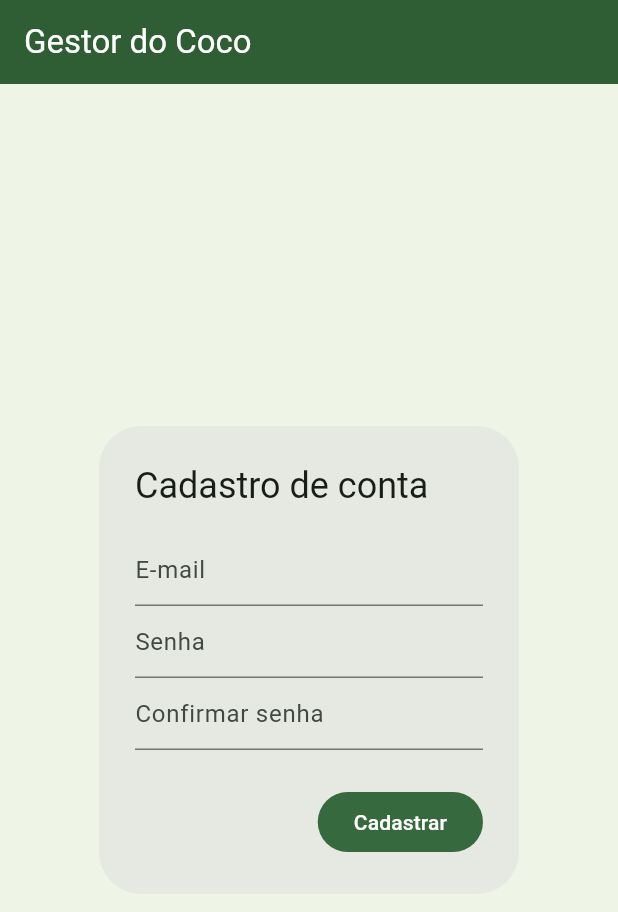
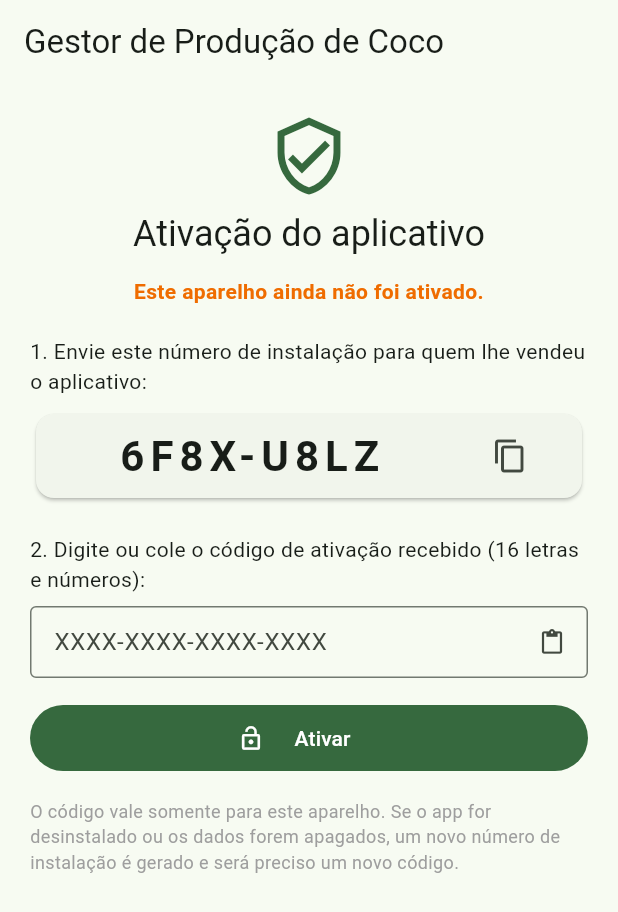
Before and after one commit to itamartrairi/gestor-producao-coco, a Flutter app: the screen it shows after launch, on a phone screen of 412 x 824 dp. Shown: the top 912 px of the screen. Run offline on Flutter 3.47's test engine with Material 3 defaults, Android fonts, the phone set to English and light mode, and no system bars; our stand-ins replace file_picker, image_picker, pdf, printing, sqflite; missing offline and left inert: cryptography; accounts and stored records are empty.

Commit message:
Ativação por código: licença por aparelho com prazo de validade
O app mostra um número de instalação e só abre com um código de 16
caracteres gerado pelo vendedor (HMAC-SHA256 com a chave do app e a
validade embutida), conferido sem internet. Aviso de vencimento,
renovação em Mais › Licença e proteção contra voltar a data do aparelho.

Co-Authored-By: Claude Opus 5.5 <noreply@anthropic.com>
Claude-Session: https://claude.ai/code/session_01NgffusW62Prgh4xfzQ318S

```diff
--- /dev/null
+++ b/lib/core/licenca.dart
@@ -0,0 +1,215 @@
+import 'dart:convert';
+import 'dart:io';
+import 'dart:math';
+
+import 'package:cryptography/cryptography.dart';
+import 'package:path_provider/path_provider.dart';
+
+import 'licenca_config.dart';
+
+/// Códigos de ativação por aparelho, com prazo de validade, conferidos sem
+/// internet.
+///
+/// Cada instalação gera um **número de instalação** aleatório (8 letras/números).
+/// O vendedor do app gera, na página geradora, um **código de ativação** de 16
+/// caracteres a partir de: id do app + número de instalação + validade. O código
+/// leva a validade (dias desde 01/01/2025) e uma assinatura HMAC‑SHA256 com a
+/// chave secreta do app; por isso não funciona em outro aparelho, em outro app,
+/// nem com a validade alterada.
+class CodigoLicenca {
+  CodigoLicenca._();
+
+  static const alfabeto = 'ABCDEFGHJKLMNPQRSTUVWXYZ23456789';
+  static final epoch = DateTime.utc(2025, 1, 1);
+
+  /// Valor de dias que significa "sem prazo".
+  static const permanente = 65535;
+
+  /// Mantém só os caracteres válidos, em maiúsculas.
+  static String normalizar(String s) =>
+      s.toUpperCase().split('').where((c) => alfabeto.contains(c)).join();
+
+  /// Formata em grupos de 4: ABCD-EFGH-…
+  static String formatar(String s) {
+    final n = normalizar(s);
+    final partes = <String>[];
+    for (var i = 0; i < n.length; i += 4) {
+      partes.add(n.substring(i, min(i + 4, n.length)));
+    }
+    return partes.join('-');
+  }
+
+  static int diasDe(DateTime data) =>
+      DateTime.utc(data.year, data.month, data.day).difference(epoch).inDays;
+
+  static DateTime dataDe(int dias) => epoch.add(Duration(days: dias));
+
+  static String _base32(List<int> bytes) {
+    var bits = 0, valor = 0;
+    final out = StringBuffer();
+    for (final b in bytes) {
+      valor = (valor << 8) | b;
+      bits += 8;
+      while (bits >= 5) {
+        out.write(alfabeto[(valor >> (bits - 5)) & 31]);
+        bits -= 5;
+      }
+    }
+    if (bits > 0) out.write(alfabeto[(valor << (5 - bits)) & 31]);
+    return out.toString();
+  }
+
+  static List<int>? _deBase32(String s) {
+    var bits = 0, valor = 0;
+    final out = <int>[];
+    for (final c in s.split('')) {
+      final i = alfabeto.indexOf(c);
+      if (i < 0) return null;
+      valor = ((valor << 5) | i) & 0xFFFF;
+      bits += 5;
+      if (bits >= 8) {
+        out.add((valor >> (bits - 8)) & 255);
+        bits -= 8;
+      }
+    }
+    return out;
+  }
+
+  static Future<List<int>> _assinatura(String appId, List<int> chave, String instalacao, int dias) async {
+    final msg = utf8.encode('$appId|${normalizar(instalacao)}|$dias');
+    final mac = await Hmac.sha256().calculateMac(msg, secretKey: SecretKey(chave));
+    return mac.bytes.sublist(0, 8);
+  }
+
+  /// Gera o código (mesmo algoritmo da página geradora).
+  static Future<String> gerar({
+    required String appId,
+    required List<int> chave,
+    required String instalacao,
+    required int dias,
+  }) async {
+    if (dias < 0 || dias > permanente) throw ArgumentError('Validade inválida');
+    final sig = await _assinatura(appId, chave, instalacao, dias);
+    return formatar(_base32([dias >> 8, dias & 255, ...sig]));
+  }
+
+  /// Confere o código. Devolve a data de validade (último dia válido) ou null
+  /// se o código não for deste app/aparelho.
+  static Future<DateTime?> validar({
+    required String appId,
+    required List<int> chave,
+    required String instalacao,
+    required String codigo,
+  }) async {
+    final n = normalizar(codigo);
+    if (n.length != 16) return null;
+    final bytes = _deBase32(n);
+    if (bytes == null || bytes.length < 10) return null;
+    final dias = (bytes[0] << 8) | bytes[1];
+    final esperado = await _assinatura(appId, chave, instalacao, dias);
+    var dif = 0;
+    for (var i = 0; i < 8; i++) {
+      dif |= esperado[i] ^ bytes[2 + i];
+    }
+    if (dif != 0) return null;
+    return dias == permanente ? DateTime.utc(9999, 12, 31) : dataDe(dias);
+  }
+}
+
+class StatusLicenca {
+  StatusLicenca({required this.instalacao, this.validade, this.relogioAtrasado = false});
+  final String instalacao;
+  /// Último dia válido (null = nunca ativado).
+  final DateTime? validade;
+  final bool relogioAtrasado;
+
+  bool get permanente => validade != null && validade!.year >= 9999;
+  int get diasRestantes {
+    if (validade == null) return -1;
+    final h = DateTime.now();
+    return validade!.difference(DateTime.utc(h.year, h.month, h.day)).inDays;
+  }
+
+  bool get valida => validade != null && !relogioAtrasado && diasRestantes >= 0;
+  bool get vencendo => valida && !permanente && diasRestantes <= 7;
+}
+
+/// Licença guardada no aparelho (fora do banco: não vai no backup nem é
+/// copiada para outro celular).
+class LicencaLocal {
+  LicencaLocal._();
+
+  static Future<File> _arquivo() async {
+    final pasta = await getApplicationSupportDirectory();
+    return File('${pasta.path}/licenca_v1.json');
+  }
+
+  static Future<Map<String, dynamic>> _ler() async {
+    final f = await _arquivo();
+    if (await f.exists()) {
+      try {
+        return Map<String, dynamic>.from(jsonDecode(await f.readAsString()) as Map);
+      } catch (_) {}
+    }
+    return {};
+  }
+
+  static Future<void> _gravar(Map<String, dynamic> dados) async {
+    final f = await _arquivo();
+    await f.parent.create(recursive: true);
+    await f.writeAsString(jsonEncode(dados), flush: true);
+  }
+
+  static String _novaInstalacao() {
+    final r = Random.secure();
+    return List.generate(8, (_) => CodigoLicenca.alfabeto[r.nextInt(32)]).join();
+  }
+
+  static String _hoje() {
+    final h = DateTime.now();
+    return '${h.year.toString().padLeft(4, '0')}-${h.month.toString().padLeft(2, '0')}-${h.day.toString().padLeft(2, '0')}';
+  }
+
+  /// Lê (e cria, na primeira vez) o número de instalação e confere a licença.
+  static Future<StatusLicenca> verificar() async {
+    final d = await _ler();
+    var instalacao = d['instalacao'] as String?;
+    if (instalacao == null || CodigoLicenca.normalizar(instalacao).length != 8) {
+      instalacao = _novaInstalacao();
+      d['instalacao'] = instalacao;
+      await _gravar(d);
+    }
+    final codigo = d['codigo'] as String?;
+    DateTime? validade;
+    if (codigo != null) {
+      validade = await CodigoLicenca.validar(
+          appId: appLicencaId, chave: chaveLicenca, instalacao: instalacao, codigo: codigo);
+    }
+    // Proteção simples contra voltar a data do celular para estender o prazo.
+    final hoje = _hoje();
+    final ultima = d['ultima_data'] as String?;
+    final atrasado = ultima != null && DateTime.parse(hoje).isBefore(DateTime.parse(ultima).subtract(const Duration(days: 1)));
+    if (!atrasado && (ultima == null || hoje.compareTo(ultima) > 0)) {
+      d['ultima_data'] = hoje;
+      await _gravar(d);
+    }
+    return StatusLicenca(instalacao: instalacao, validade: validade, relogioAtrasado: atrasado);
+  }
+
+  /// Ativa/renova com o código recebido. Lança [FormatException] se inválido
+  /// ou vencido.
+  static Future<StatusLicenca> ativar(String codigo) async {
+    final st = await verificar();
+    final validade = await CodigoLicenca.validar(
+        appId: appLicencaId, chave: chaveLicenca, instalacao: st.instalacao, codigo: codigo);
+    if (validade == null) {
+      throw const FormatException('Código inválido para este aparelho. Confira o código e o número de instalação.');
+    }
+    final novo = StatusLicenca(instalacao: st.instalacao, validade: validade, relogioAtrasado: st.relogioAtrasado);
+    if (novo.diasRestantes < 0) throw const FormatException('Este código já está vencido. Peça um código novo.');
+    final d = await _ler();
+    d['codigo'] = CodigoLicenca.formatar(codigo);
+    await _gravar(d);
+    return novo;
+  }
+}
--- /dev/null
+++ b/lib/core/licenca_config.dart
@@ -0,0 +1,21 @@
+/// Configuração dos códigos de ativação deste app.
+/// A chave abaixo é a mesma da página geradora de códigos: não divulgue.
+library;
+
+/// Identificação do app dentro do código (diferente em cada app).
+const appLicencaId = 'COC';
+
+/// Nome mostrado na tela de ativação.
+const appLicencaNome = 'Gestor de Produção de Coco';
+
+/// Contato do vendedor exibido na tela de ativação (ex.: 'WhatsApp (85) 99999-0000').
+/// Deixe vazio para não mostrar.
+const contatoVendedor = '';
+
+/// Chave secreta HMAC-SHA256 (32 bytes).
+const List<int> chaveLicenca = [
+  108, 109, 51, 5, 157, 129, 121, 2,
+  244, 74, 135, 3, 223, 33, 244, 118,
+  89, 230, 148, 162, 232, 187, 172, 50,
+  154, 218, 125, 75, 121, 4, 227, 186,
+];
--- a/lib/main.dart
+++ b/lib/main.dart
@@ -7,6 +7,7 @@ import 'data/db.dart';
 import 'services/base.dart';
 import 'services/demo_service.dart';
 import 'ui/screens/home_screen.dart';
+import 'ui/screens/licenca_screen.dart';
 import 'ui/screens/mais_screen.dart';
 import 'ui/screens/onboarding_screen.dart';
 
@@ -48,7 +49,7 @@ class _GestorAppState extends State<GestorApp> {
           useMaterial3: true,
           inputDecorationTheme: const InputDecorationTheme(isDense: true),
         ),
-        home: const _Inicio(),
+        home: const PortaoLicenca(child: _Inicio()),
       ),
     );
   }
--- /dev/null
+++ b/lib/ui/screens/licenca_screen.dart
@@ -0,0 +1,237 @@
+import 'package:flutter/material.dart';
+import 'package:flutter/services.dart';
+
+import '../../core/licenca.dart';
+import '../../core/licenca_config.dart';
+
+String _dataBr(DateTime d) =>
+    '${d.day.toString().padLeft(2, '0')}/${d.month.toString().padLeft(2, '0')}/${d.year}';
+
+/// Só deixa usar o app com licença válida. Mostra um aviso quando faltam
+/// 7 dias ou menos para vencer.
+class PortaoLicenca extends StatefulWidget {
+  const PortaoLicenca({super.key, required this.child});
+  final Widget child;
+
+  /// Avisa o portão para conferir de novo (após ativar/renovar).
+  static final ValueNotifier<int> reconferir = ValueNotifier(0);
+
+  @override
+  State<PortaoLicenca> createState() => _PortaoLicencaState();
+}
+
+class _PortaoLicencaState extends State<PortaoLicenca> {
+  late Future<StatusLicenca> _status = LicencaLocal.verificar();
+  bool _avisoFechado = false;
+
+  @override
+  void initState() {
+    super.initState();
+    PortaoLicenca.reconferir.addListener(_conferir);
+  }
+
+  @override
+  void dispose() {
+    PortaoLicenca.reconferir.removeListener(_conferir);
+    super.dispose();
+  }
+
+  void _conferir() => setState(() => _status = LicencaLocal.verificar());
+
+  @override
+  Widget build(BuildContext context) => FutureBuilder<StatusLicenca>(
+        future: _status,
+        builder: (context, s) {
+          if (s.hasError) {
+            return Scaffold(body: Center(child: Text('Erro ao conferir a licença: ${s.error}')));
+          }
+          if (!s.hasData) return const Scaffold(body: Center(child: CircularProgressIndicator()));
+          final st = s.data!;
+          if (!st.valida) return LicencaScreen(status: st, bloqueio: true);
+          if (!st.vencendo || _avisoFechado) return widget.child;
+          return Column(children: [
+            Material(
+              color: Colors.orange.shade100,
+              child: SafeArea(
+                bottom: false,
+                child: ListTile(
+                  dense: true,
+                  leading: const Icon(Icons.warning_amber_rounded, color: Colors.deepOrange),
+                  title: Text(st.diasRestantes == 0
+                      ? 'A licença vence hoje.'
+                      : 'A licença vence em ${st.diasRestantes} dia(s), em ${_dataBr(st.validade!)}.'),
+                  subtitle: const Text('Toque para renovar.'),
+                  trailing: IconButton(icon: const Icon(Icons.close), onPressed: () => setState(() => _avisoFechado = true)),
+                  onTap: () => Navigator.of(context).push(MaterialPageRoute(builder: (_) => LicencaScreen(status: st))),
+                ),
+              ),
+            ),
+            Expanded(child: MediaQuery.removePadding(context: context, removeTop: true, child: widget.child)),
+          ]);
+        },
+      );
+}
+
+/// Tela de ativação/renovação: mostra o número de instalação e recebe o código.
+class LicencaScreen extends StatefulWidget {
+  const LicencaScreen({super.key, required this.status, this.bloqueio = false});
+  final StatusLicenca status;
+  final bool bloqueio;
+  @override
+  State<LicencaScreen> createState() => _LicencaScreenState();
+}
+
+class _LicencaScreenState extends State<LicencaScreen> {
+  final _codigo = TextEditingController();
+  bool _ativando = false;
+  String? _erro;
+
+  Future<void> _ativar() async {
+    setState(() {
+      _ativando = true;
+      _erro = null;
+    });
+    try {
+      final st = await LicencaLocal.ativar(_codigo.text);
+      if (!mounted) return;
+      ScaffoldMessenger.of(context).showSnackBar(SnackBar(
+          content: Text(st.permanente ? 'App ativado sem prazo.' : 'App ativado até ${_dataBr(st.validade!)}.')));
+      PortaoLicenca.reconferir.value++;
+      if (!widget.bloqueio && mounted) Navigator.of(context).pop(true);
+    } on FormatException catch (e) {
+      setState(() => _erro = e.message);
+    } catch (e) {
+      setState(() => _erro = 'Erro: $e');
+    } finally {
+      if (mounted) setState(() => _ativando = false);
+    }
+  }
+
+  @override
+  Widget build(BuildContext context) {
+    final st = widget.status;
+    final tema = Theme.of(context);
+    final instalacao = CodigoLicenca.formatar(st.instalacao);
+    String situacao;
+    Color cor;
+    if (st.relogioAtrasado) {
+      situacao = 'A data do celular está anterior à última utilização. Acerte a data e a hora do aparelho.';
+      cor = Colors.red;
+    } else if (st.validade == null) {
+      situacao = 'Este aparelho ainda não foi ativado.';
+      cor = Colors.orange.shade800;
+    } else if (st.diasRestantes < 0) {
+      situacao = 'A licença venceu em ${_dataBr(st.validade!)}. Seus dados estão guardados; renove para continuar.';
+      cor = Colors.red;
+    } else if (st.permanente) {
+      situacao = 'Licença ativa, sem prazo de validade.';
+      cor = Colors.green.shade700;
+    } else {
+      situacao = 'Licença ativa até ${_dataBr(st.validade!)} (${st.diasRestantes} dia(s)).';
+      cor = Colors.green.shade700;
+    }
+    return Scaffold(
+      appBar: AppBar(title: Text(widget.bloqueio ? appLicencaNome : 'Licença do aplicativo'), automaticallyImplyLeading: !widget.bloqueio),
+      body: ListView(padding: const EdgeInsets.all(20), children: [
+        Icon(Icons.verified_user_outlined, size: 56, color: tema.colorScheme.primary),
+        const SizedBox(height: 8),
+        Text(widget.bloqueio ? 'Ativação do aplicativo' : 'Renovar licença',
+            textAlign: TextAlign.center, style: tema.textTheme.headlineSmall),
+        const SizedBox(height: 12),
+        Text(situacao, textAlign: TextAlign.center, style: TextStyle(color: cor, fontWeight: FontWeight.w600)),
+        const SizedBox(height: 20),
+        const Text('1. Envie este número de instalação para quem lhe vendeu o aplicativo:'),
+        const SizedBox(height: 8),
+        Card(
+          child: ListTile(
+            title: SelectableText(instalacao,
+                textAlign: TextAlign.center, style: tema.textTheme.headlineMedium?.copyWith(letterSpacing: 4, fontWeight: FontWeight.bold)),
+            trailing: IconButton(
+              icon: const Icon(Icons.copy),
+              tooltip: 'Copiar',
+              onPressed: () async {
+                await Clipboard.setData(ClipboardData(text: instalacao));
+                if (context.mounted) {
+                  ScaffoldMessenger.of(context).showSnackBar(const SnackBar(content: Text('Número de instalação copiado')));
+                }
+              },
+            ),
+          ),
+        ),
+        if (contatoVendedor.isNotEmpty) ...[
+          const SizedBox(height: 4),
+          Text('Contato: $contatoVendedor', textAlign: TextAlign.center),
+        ],
+        const SizedBox(height: 20),
+        const Text('2. Digite ou cole o código de ativação recebido (16 letras e números):'),
+        const SizedBox(height: 8),
+        TextField(
+          controller: _codigo,
+          textCapitalization: TextCapitalization.characters,
+          decoration: InputDecoration(
+            border: const OutlineInputBorder(),
+            hintText: 'XXXX-XXXX-XXXX-XXXX',
+            errorText: _erro,
+            suffixIcon: IconButton(
+              icon: const Icon(Icons.paste),
+              tooltip: 'Colar',
+              onPressed: () async {
+                final d = await Clipboard.getData(Clipboard.kTextPlain);
+                if (d?.text != null) _codigo.text = d!.text!.trim();
+              },
+            ),
+          ),
+          onSubmitted: (_) => _ativar(),
+        ),
+        const SizedBox(height: 16),
+        FilledButton.icon(
+          icon: const Icon(Icons.lock_open),
+          label: Padding(padding: const EdgeInsets.all(12), child: Text(_ativando ? 'Conferindo…' : 'Ativar')),
+          onPressed: _ativando ? null : _ativar,
+        ),
+        const SizedBox(height: 16),
+        const Text(
+          'O código vale somente para este aparelho. Se o app for desinstalado ou os dados forem apagados, '
+          'um novo número de instalação é gerado e será preciso um novo código.',
+          style: TextStyle(fontSize: 12, color: Colors.grey),
+        ),
+      ]),
+    );
+  }
+}
+
+/// Item para a tela "Mais": situação da licença e acesso à renovação.
+class LicencaTile extends StatefulWidget {
+  const LicencaTile({super.key});
+  @override
+  State<LicencaTile> createState() => _LicencaTileState();
+}
+
+class _LicencaTileState extends State<LicencaTile> {
+  late Future<StatusLicenca> _f = LicencaLocal.verificar();
+
+  @override
+  Widget build(BuildContext context) => FutureBuilder<StatusLicenca>(
+        future: _f,
+        builder: (context, s) {
+          final st = s.data;
+          final sub = st == null
+              ? 'Conferindo…'
+              : st.permanente
+                  ? 'Ativa, sem prazo'
+                  : (st.valida ? 'Válida até ${_dataBr(st.validade!)} (${st.diasRestantes} dia(s))' : 'Vencida');
+          return ListTile(
+            leading: Icon(Icons.verified_user_outlined, color: st != null && st.vencendo ? Colors.deepOrange : null),
+            title: const Text('Licença'),
+            subtitle: Text(sub),
+            trailing: const Icon(Icons.chevron_right),
+            onTap: st == null
+                ? null
+                : () async {
+                    await Navigator.of(context).push(MaterialPageRoute(builder: (_) => LicencaScreen(status: st)));
+                    if (mounted) setState(() => _f = LicencaLocal.verificar());
+                  },
+          );
+        },
+      );
+}
--- a/lib/ui/screens/mais_screen.dart
+++ b/lib/ui/screens/mais_screen.dart
@@ -12,6 +12,7 @@ import 'campo_screen.dart';
 import 'compras_screen.dart';
 import 'config_screen.dart';
 import 'dre_screen.dart';
+import 'licenca_screen.dart';
 import 'financeiro_screen.dart';
 import 'relatorios_screen.dart';
 
@@ -51,6 +52,8 @@ class MaisScreen extends StatelessWidget {
                   child: const Text('Sair'),
                 ),
               )
+            ,
+            const LicencaTile(),
 
           ]),
         ),
```
Also changed, not shown: 2 other files.
